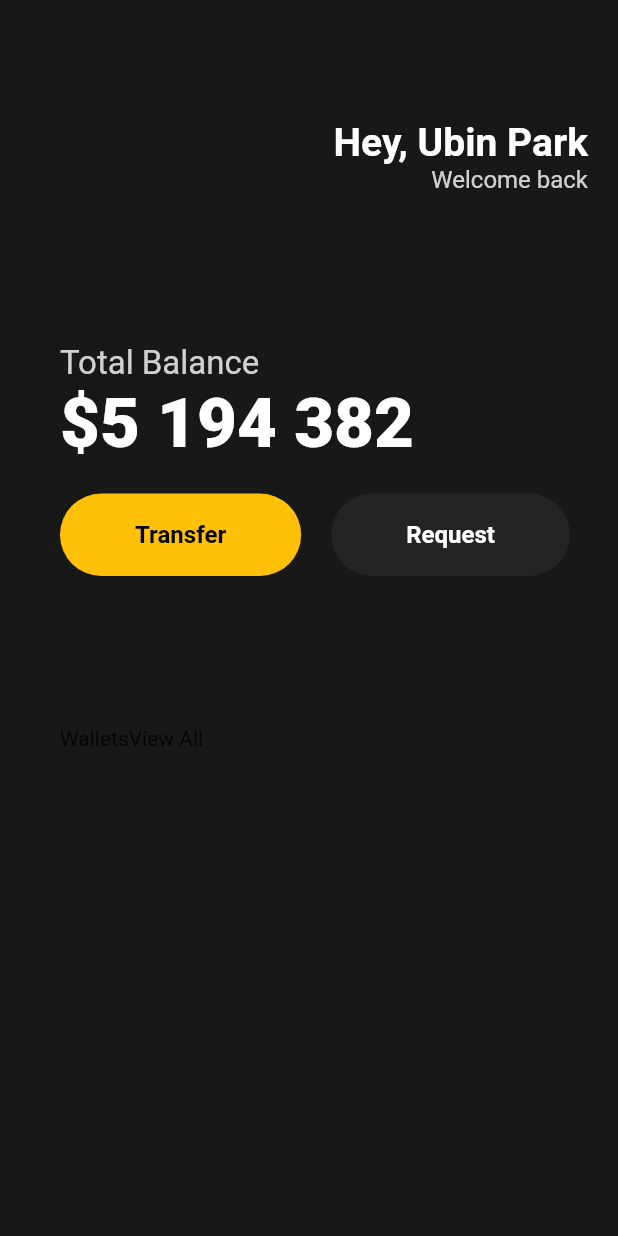
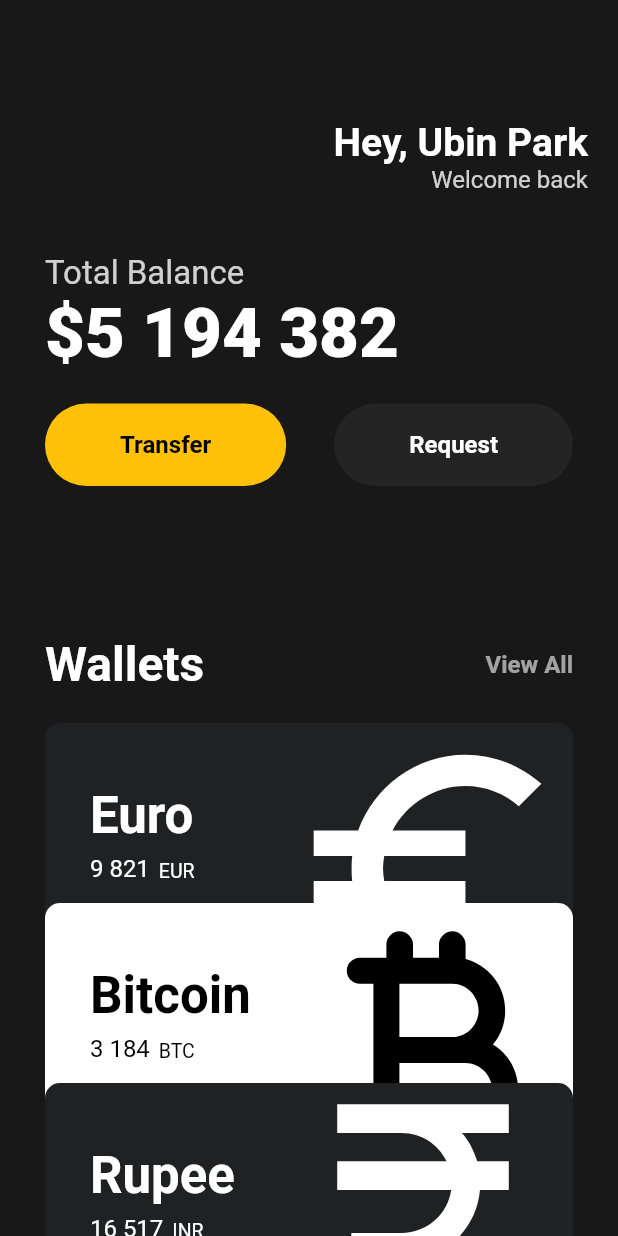
Before and after one commit to Ubinquitous/Flutter, a Flutter app: the screen it shows after launch, on a phone screen of 412 x 824 dp. Run offline on Flutter 3.47's test engine with Material 2 defaults, Android fonts, the phone set to English and light mode, and no system bars.

```diff
--- a/lib/main.dart
+++ b/lib/main.dart
@@ -1,5 +1,6 @@
 import 'package:flutter/material.dart';
 import 'package:toonflix/widget/Button.dart';
+import 'package:toonflix/widget/wallet_card.dart';
 
 void main() {
   runApp(App());
@@ -11,7 +12,8 @@ class App extends StatelessWidget {
     return MaterialApp(
       home: Scaffold(
           backgroundColor: const Color(0xFF181818),
-          body: Padding(
+          body: SingleChildScrollView(
+            child: Padding(
               padding: const EdgeInsets.symmetric(
                 horizontal: 20,
               ),
@@ -47,14 +49,11 @@ class App extends StatelessWidget {
                     ],
                   ),
                   const SizedBox(
-                  height: 100,
+                    height: 30,
                   ),
                   Padding(
-                  padding: const EdgeInsets.only(left: 20),
-                  child: Row(
-                    mainAxisAlignment: MainAxisAlignment.spaceBetween,
-                    children: [
-                      Column(
+                    padding: const EdgeInsets.all(10),
+                    child: Column(
                       crossAxisAlignment: CrossAxisAlignment.start,
                       children: [
                         Text(
@@ -97,18 +96,68 @@ class App extends StatelessWidget {
                           height: 100,
                         ),
                         Row(
+                          crossAxisAlignment: CrossAxisAlignment.center,
+                          mainAxisAlignment: MainAxisAlignment.spaceBetween,
                           children: const [
-                              Text('Wallets'),
-                              Text('View All'),
+                            Text(
+                              'Wallets',
+                              style: TextStyle(
+                                color: Colors.white,
+                                fontSize: 32,
+                                fontWeight: FontWeight.w700,
+                              ),
+                            ),
+                            Text(
+                              'View All',
+                              style: TextStyle(
+                                  color: Color.fromRGBO(255, 255, 255, 0.6),
+                                  fontSize: 16,
+                                  fontWeight: FontWeight.w600),
+                            ),
                           ],
                         ),
-                        ],
+                        const SizedBox(
+                          height: 20,
+                        ),
+                        const WalletsCard(
+                          name: 'Euro',
+                          code: 'EUR',
+                          amount: '9 821',
+                          icon: Icons.euro_symbol,
+                          backgroundColor: Color(0xFF1F2123),
+                          isInverted: false,
+                          iconScale: 2.3,
+                          offsetX: 0,
+                          offsetY: 0,
+                        ),
+                        const WalletsCard(
+                          name: 'Bitcoin',
+                          code: 'BTC',
+                          amount: '3 184',
+                          icon: Icons.currency_bitcoin_rounded,
+                          backgroundColor: Colors.white,
+                          isInverted: true,
+                          iconScale: 2.4,
+                          offsetX: 0,
+                          offsetY: -28,
+                        ),
+                        const WalletsCard(
+                          name: 'Rupee',
+                          code: 'INR',
+                          amount: '16 517',
+                          icon: Icons.currency_rupee,
+                          backgroundColor: Color(0xFF1F2123),
+                          isInverted: false,
+                          iconScale: 2.6,
+                          offsetX: 0,
+                          offsetY: -56,
                         ),
                       ],
                     ),
                   )
                 ],
               ),
+            ),
           )),
     );
   }
```
Lines whose indentation alone changed are shown as unchanged.
